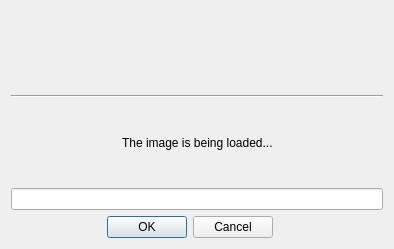
Qt form src/captcha/CaptchaQtDlg.ui (LubosD/fatrat) before a commit.
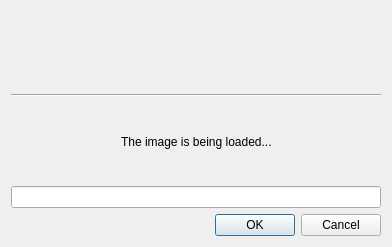
The same form after that commit.

Diff of the .ui file:
```diff
--- a/src/captcha/CaptchaQtDlg.ui
+++ b/src/captcha/CaptchaQtDlg.ui
@@ -6,8 +6,8 @@
    <rect>
     <x>0</x>
     <y>0</y>
-    <width>394</width>
-    <height>249</height>
+    <width>392</width>
+    <height>247</height>
    </rect>
   </property>
   <property name="windowTitle">
@@ -67,7 +67,7 @@
    <item row="3" column="0" colspan="3">
     <widget class="QLineEdit" name="lineText"/>
    </item>
-   <item row="4" column="0" colspan="2">
+   <item row="4" column="0" colspan="3">
     <widget class="QDialogButtonBox" name="buttonBox">
      <property name="orientation">
       <enum>Qt::Horizontal</enum>
```
